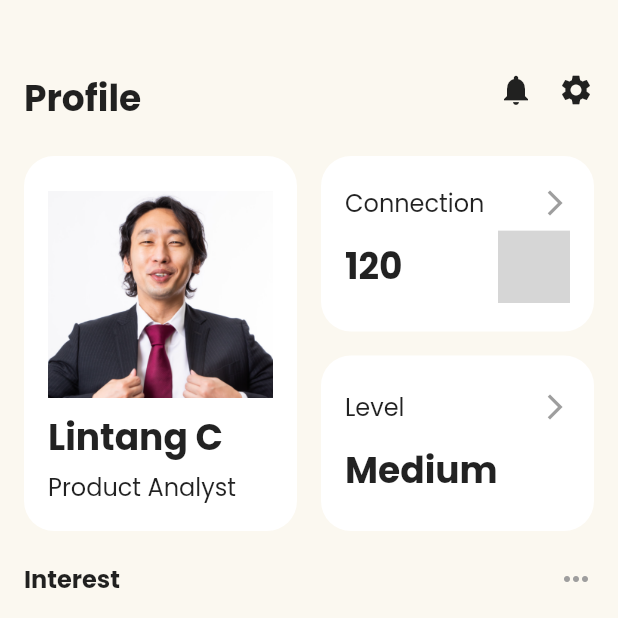
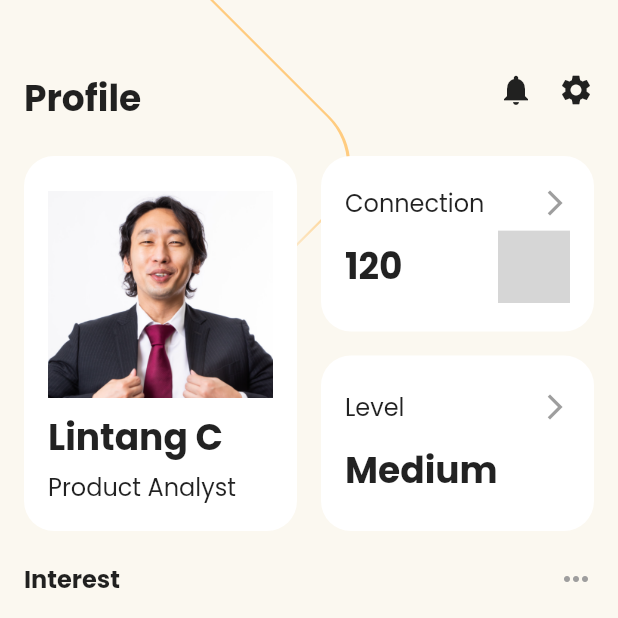
Before and after one commit to tadakun8/social_networking_and_forum_mobile_app_clone, a Flutter app: the screen it shows after launch, on a phone screen of 412 x 824 dp, the top half of it. Run offline on Flutter 3.47's test engine with Material 2 defaults, Android fonts, the phone set to English and light mode, and no system bars; drawn by our look-alikes of carousel_slider, google_nav_bar; our stand-ins replace fl_chart, google_fonts, table_calendar; missing offline and left inert: flutter_image_stack; grey boxes are pictures that could not be loaded.

Commit message:
feat: Add line on backgroud

```diff
--- a/lib/screens/profile/profile_screen.dart
+++ b/lib/screens/profile/profile_screen.dart
@@ -1,3 +1,5 @@
+import 'dart:math';
+
 import 'package:flutter/material.dart';
 import 'package:social_networking_and_forum_mobile_app_clone/constants.dart';
 import 'package:social_networking_and_forum_mobile_app_clone/screens/profile/components/floating_bottom_bar.dart';
@@ -14,10 +16,90 @@ class ProfileScreen extends StatelessWidget {
     return Scaffold(
         backgroundColor: Constants.primaryColor,
         // Wrap NoficationListener<OverscrollIndicatorNotification> to remove splash effect at last scroll
-      body: NotificationListener<OverscrollIndicatorNotification>(
+        body: Stack(
+          children: [
+            Positioned(
+              top: -40,
+              left: -110,
+              child: Transform.rotate(
+                // rotate 45 degree
+                angle: pi / 4,
+                child: Container(
+                  width: 300,
+                  height: 300,
+                  alignment: Alignment.center,
+                  decoration: BoxDecoration(
+                    borderRadius: const BorderRadius.all(Radius.circular(45)),
+                    gradient: LinearGradient(
+                        begin: Alignment.topCenter,
+                        end: Alignment.bottomCenter,
+                        colors: [
+                          Colors.orange.shade200,
+                          const Color(0xFFFBEFDA),
+                          Constants.primaryColor
+                        ],
+                        stops: const [
+                          0.1,
+                          0.3,
+                          0.5
+                        ]),
+                  ),
+                  child: Container(
+                    width: 297,
+                    height: 297,
+                    decoration: BoxDecoration(
+                      borderRadius: const BorderRadius.all(Radius.circular(45)),
+                      color: Constants.primaryColor,
+                    ),
+                  ),
+                ),
+              ),
+            ),
+
+            // Positioned(
+            //   top: -120,
+            //   left: -100,
+            //   child: Transform.rotate(
+            //     // rotate 45 degree
+            //     angle: pi / 4,
+            //     child: Container(
+            //       decoration: BoxDecoration(
+            //         color: Colors.transparent,
+            //         borderRadius: BorderRadius.circular(40),
+            //         border: Border.all(
+            //           color: Colors.orange,
+            //         ),
+            //       ),
+            //       width: 300,
+            //       height: 300,
+            //     ),
+            //   ),
+            // ),
+            // Positioned(
+            //   top: -30,
+            //   left: -100,
+            //   child: Transform.rotate(
+            //     // rotate 45 degree
+            //     angle: pi / 4,
+            //     child: Container(
+            //       decoration: BoxDecoration(
+            //         color: Colors.transparent,
+            //         borderRadius: BorderRadius.circular(40),
+            //         border: Border.all(
+            //           color: Colors.orange,
+            //         ),
+            //       ),
+            //       width: 300,
+            //       height: 300,
+            //     ),
+            //   ),
+            // ),
+
+            NotificationListener<OverscrollIndicatorNotification>(
               child: SingleChildScrollView(
                 child: Container(
-            padding: EdgeInsets.symmetric(vertical: Constants.defaultPadding),
+                  padding:
+                      EdgeInsets.symmetric(vertical: Constants.defaultPadding),
                   child: Column(
                     children: [
                       Padding(
@@ -61,6 +143,7 @@ class ProfileScreen extends StatelessWidget {
                 return false;
               },
             ),
-    );
+          ],
+        ));
   }
 }
```
Lines whose indentation alone changed are shown as unchanged.
